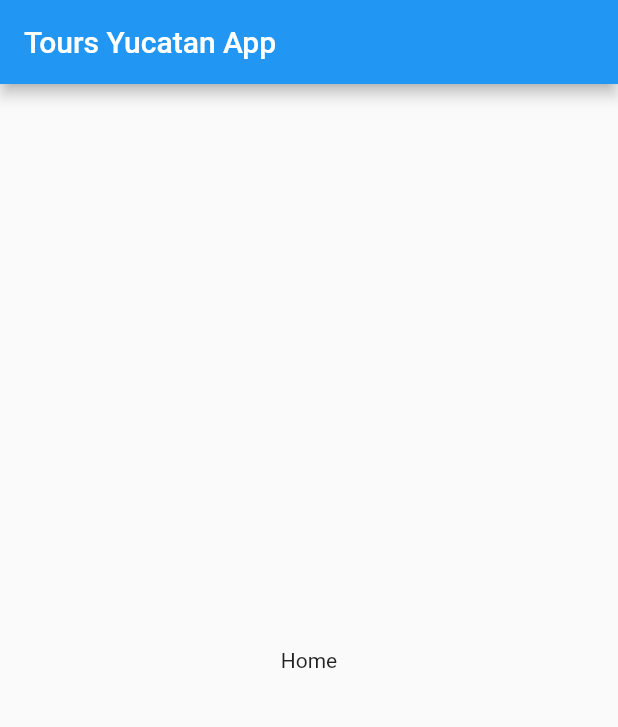
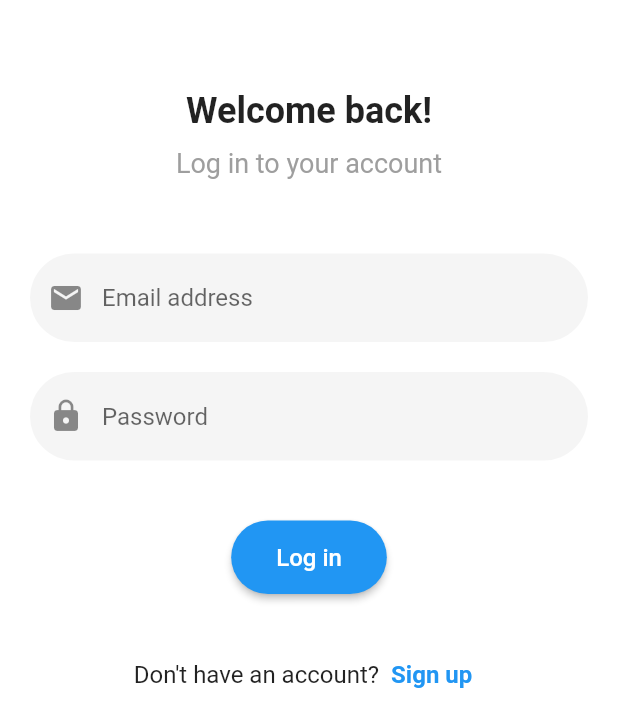
Before and after one commit to eduardoromero26/vendor_pos, a Flutter app: the screen it shows after launch, on a phone screen of 412 x 824 dp. Shown: the top 727 px of the screen. Run offline on Flutter 3.47's test engine with Material 2 defaults, Android fonts, the phone set to English and light mode, and no system bars.

Commit message:
feature: Create components for the home screen, including the search bar, categories section, popular destinations section, and login screen.

```diff
--- a/lib/main.dart
+++ b/lib/main.dart
@@ -1,4 +1,4 @@
-import 'package:eco_tours_yucatan/screens/home/home.dart';
+import 'package:eco_tours_yucatan/screens/auth/login/login.dart';
 import 'package:flutter/material.dart';
 
 void main() {
@@ -15,7 +15,7 @@ class MyApp extends StatelessWidget {
       theme: ThemeData(
         primarySwatch: Colors.blue,
       ),
-      home: const HomeScreen(),
+      home: Login(),
     );
   }
 }
--- /dev/null
+++ b/lib/screens/auth/login/login.dart
@@ -0,0 +1,92 @@
+import 'package:eco_tours_yucatan/screens/home/home.dart';
+import 'package:eco_tours_yucatan/widgets/atoms/custom_text_field/custom_text_field.dart';
+import 'package:flutter/material.dart';
+
+class Login extends StatelessWidget {
+  final TextEditingController _emailController = TextEditingController();
+  final TextEditingController _passwordController = TextEditingController();
+
+  Login({super.key});
+
+  @override
+  Widget build(BuildContext context) {
+    return Scaffold(
+      backgroundColor: Colors.white,
+      body: SafeArea(
+        child: Padding(
+          padding: const EdgeInsets.symmetric(horizontal: 20),
+          child: Column(
+            crossAxisAlignment: CrossAxisAlignment.center,
+            children: [
+              const SizedBox(height: 60),
+              const Text(
+                'Welcome back!',
+                style: TextStyle(fontSize: 24, fontWeight: FontWeight.bold),
+              ),
+              const SizedBox(height: 10),
+              const Text(
+                'Log in to your account',
+                style: TextStyle(fontSize: 18, color: Colors.grey),
+              ),
+              const SizedBox(height: 50),
+              CustomTextField(
+                controller: _emailController,
+                hintText: 'Email address',
+                prefixIcon: Icons.email,
+              ),
+              const SizedBox(height: 20),
+              CustomTextField(
+                controller: _passwordController,
+                hintText: 'Password',
+                prefixIcon: Icons.lock,
+                obscureText: true,
+              ),
+              const SizedBox(height: 40),
+              ElevatedButton(
+                onPressed: () {
+                  Navigator.pushAndRemoveUntil(
+                      context,
+                      MaterialPageRoute(builder: (context) => HomeScreen()),
+                      (route) => false);
+                },
+                style: ButtonStyle(
+                  padding: MaterialStateProperty.all<EdgeInsetsGeometry>(
+                      const EdgeInsets.symmetric(vertical: 15, horizontal: 30)),
+                  backgroundColor:
+                      MaterialStateProperty.all<Color>(Colors.blue),
+                  shape: MaterialStateProperty.all<OutlinedBorder>(
+                    RoundedRectangleBorder(
+                      borderRadius: BorderRadius.circular(30),
+                    ),
+                  ),
+                ),
+                child: const Text(
+                  'Log in',
+                  style: TextStyle(fontSize: 16),
+                ),
+              ),
+              const SizedBox(height: 30),
+              Row(
+                mainAxisAlignment: MainAxisAlignment.center,
+                children: [
+                  const Text(
+                    'Don\'t have an account?',
+                    style: TextStyle(fontSize: 16),
+                  ),
+                  TextButton(
+                    onPressed: () {},
+                    child: const Text(
+                      'Sign up',
+                      style:
+                          TextStyle(fontSize: 16, fontWeight: FontWeight.bold),
+                    ),
+                  ),
+                ],
+              ),
+            ],
+          ),
+        ),
+      ),
+    );
+  }
+}
--- a/lib/style/colors.dart
+++ b/lib/style/colors.dart
@@ -2,7 +2,7 @@ import 'package:flutter/material.dart';
 
 class ColorTheme {
   static const Color primaryColor = Color(0xFF20B08E);
-  static const Color secondaryColor = Color(0xFF000);
-  static const Color backgroundColor = Color(0xFF1E1E1E);
+  static const Color secondaryColor = Color.fromRGBO(15, 240, 0, 0);
+  static const Color backgroundColor = Color.fromARGB(255, 255, 255, 255);
   static const Color whiteColor = Color(0xFFFFFFFF);
 }
--- /dev/null
+++ b/lib/widgets/atoms/custom_text_field/custom_text_field.dart
@@ -0,0 +1,34 @@
+import 'package:flutter/material.dart';
+
+class CustomTextField extends StatelessWidget {
+  final TextEditingController controller;
+  final String hintText;
+  final IconData prefixIcon;
+  final bool obscureText;
+
+  const CustomTextField({
+    super.key,
+    required this.controller,
+    required this.hintText,
+    required this.prefixIcon,
+    this.obscureText = false,
+  });
+
+  @override
+  Widget build(BuildContext context) {
+    return TextField(
+      controller: controller,
+      obscureText: obscureText,
+      decoration: InputDecoration(
+        hintText: hintText,
+        prefixIcon: Icon(prefixIcon),
+        filled: true,
+        fillColor: Colors.grey[100],
+        border: OutlineInputBorder(
+          borderRadius: BorderRadius.circular(30),
+          borderSide: BorderSide.none,
+        ),
+      ),
+    );
+  }
+}
--- a/pubspec.yaml
+++ b/pubspec.yaml
@@ -26,8 +26,10 @@ flutter:
   assets:
     - assets/
     - assets/fonts/
+    - assets/images/
+    - assets/icons/
 
   fonts:
     - family: Avenir
       fonts:
-        - asset: fonts/avenir_regular.otf
+        - asset: assets/fonts/avenir_regular.otf
```
Also changed, not shown: lib/screens/home/home.dart (+153 -7 lines), lib/widgets/atoms/category_filter/category_item.dart (added, +29 -0 lines), lib/widgets/atoms/search_bar/search_bar.dart (added, +43 -0 lines), lib/widgets/molecules/card/card.dart (added, +64 -0 lines), lib/widgets/molecules/card/card_list.dart (added, +26 -0 lines), lib/widgets/molecules/category_carousel/category_carousel..dart (added, +88 -0 lines), lib/widgets/molecules/category_list/category_list.dart (added, +39 -0 lines), lib/widgets/molecules/category_section/category_section.dart (added, +53 -0 lines), lib/widgets/organism/login.dart (added, +83 -0 lines).
